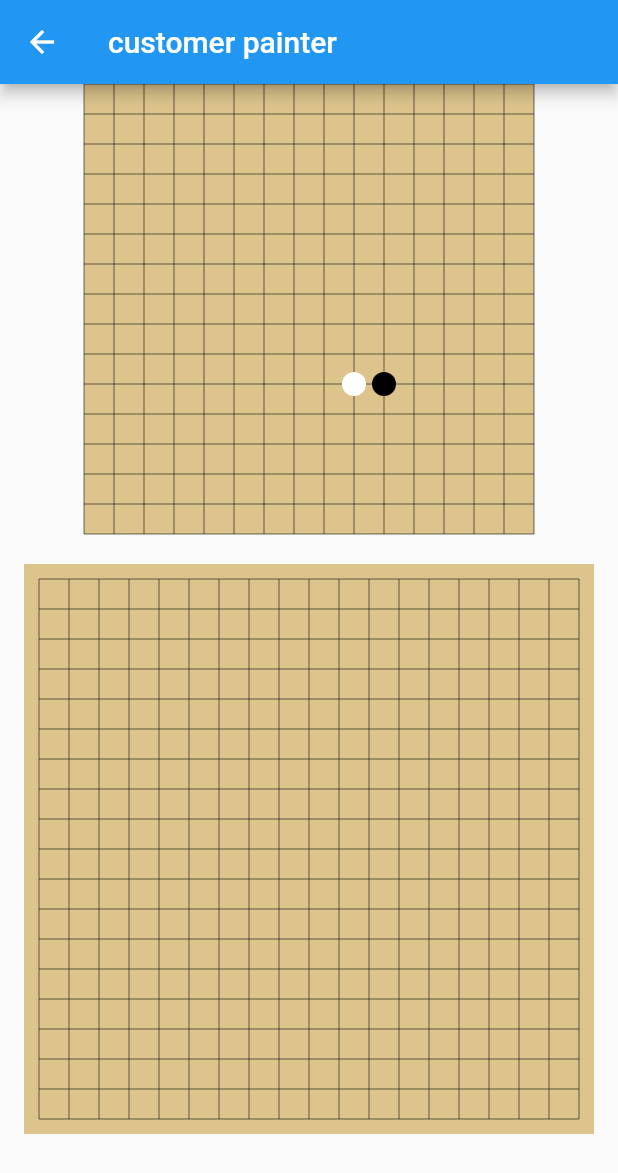
After one commit to ZGaoFei/study_flutter, a Flutter app: the CustomerTest screen opened by its route, on a phone screen of 412 x 824 dp. The commit adds this screen. Shown: the top 1173 px of the screen. Run offline on Flutter 3.47's test engine with Material 2 defaults, Android fonts, the phone set to English and light mode, and no system bars; our stand-ins replace webview_flutter.

Commit message:
添加CustomPaint学习

```diff
--- /dev/null
+++ b/lib/customer_widget/custom_paint/customer_painter_route.dart
@@ -0,0 +1,67 @@
+import 'package:flutter/material.dart';
+import 'package:flutter/widgets.dart';
+
+///使用CustomPaint绘制棋盘和棋子
+class CustomerPainterRoute extends StatelessWidget {
+  const CustomerPainterRoute({Key? key}) : super(key: key);
+
+  @override
+  Widget build(BuildContext context) {
+    return Center(
+        child: CustomPaint(
+      size: const Size(300, 300),
+      painter: MyPainter(),
+    ));
+  }
+}
+
+class MyPainter extends CustomPainter {
+  @override
+  void paint(Canvas canvas, Size size) {
+    var rect = Offset.zero & size;
+    //画棋盘
+    drawChessboard(canvas, rect);
+    //画棋子
+    drawPieces(canvas, rect);
+  }
+
+  @override
+  bool shouldRepaint(covariant CustomPainter oldDelegate) {
+    return false;
+  }
+
+  void drawChessboard(Canvas canvas, Rect rect) {
+    var paint = Paint()
+      ..color = const Color(0xFFDCC48C)
+      ..isAntiAlias = true
+      ..style = PaintingStyle.fill;
+
+    canvas.drawRect(rect, paint);
+
+    paint
+      ..color = Colors.black38
+      ..style = PaintingStyle.stroke
+      ..strokeWidth = 1.0;
+
+    for (int i = 0; i <= 15; i++) {
+      canvas.drawLine(Offset(0, 20.0 * i), Offset(300, 20.0 * i), paint);
+    }
+
+    for (int i = 0; i <= 15; i++) {
+      canvas.drawLine(Offset(20.0 * i, 0), Offset(20.0 * i, 300), paint);
+    }
+  }
+
+  void drawPieces(Canvas canvas, Rect rect) {
+    var width = rect.width / 15;
+    var height = rect.height / 15;
+
+    var paint = Paint()
+      ..color = Colors.black
+      ..style = PaintingStyle.fill;
+    canvas.drawCircle(Offset(10 * width, 10 * height), 8, paint);
+
+    paint.color = Colors.white;
+    canvas.drawCircle(Offset(9 * width, 10 * height), 8, paint);
+  }
+}
--- /dev/null
+++ b/lib/customer_widget/customer_test.dart
@@ -0,0 +1,28 @@
+import 'package:flutter/material.dart';
+import 'package:study_flutter/customer_widget/custom_paint/customer_painter_route.dart';
+import 'package:study_flutter/customer_widget/gobang/gobang.dart';
+
+class CustomerTest extends StatefulWidget {
+  const CustomerTest({ Key? key }) : super(key: key);
+
+  @override
+  State<CustomerTest> createState() => _CustomerTestState();
+}
+
+class _CustomerTestState extends State<CustomerTest> {
+  @override
+  Widget build(BuildContext context) {
+    return Scaffold(
+      appBar: AppBar(title: Text('customer painter'),),
+      body: Column(
+        children: [
+          CustomerPainterRoute(),
+
+          SizedBox(height: 20,),
+
+          Gobang(lines: 28),
+        ],
+      ),
+    );
+  }
+}
--- /dev/null
+++ b/lib/customer_widget/gobang/chess_board.dart
@@ -0,0 +1,63 @@
+import 'package:flutter/material.dart';
+
+class Chessboard extends StatelessWidget {
+  Chessboard({Key? key, this.space = 20, this.lines = 9}) : super(key: key);
+
+  double space = 20;
+
+  ///棋盘格数
+  int lines;
+
+  @override
+  Widget build(BuildContext context) {
+    var length = space * lines;
+    return Center(
+      child: CustomPaint(
+        size: Size(length, length),
+        painter: ChessboardPainter(space, lines, length),
+      ),
+    );
+  }
+}
+
+class ChessboardPainter extends CustomPainter {
+  ChessboardPainter(this.space, this.lines, this.height);
+
+  double space;
+  int lines;
+  double height;
+
+  @override
+  void paint(Canvas canvas, Size size) {
+    var rect = Offset.zero & size;
+
+    drawChessboard(canvas, rect);
+  }
+
+  @override
+  bool shouldRepaint(covariant CustomPainter oldDelegate) {
+    return false;
+  }
+
+  void drawChessboard(Canvas canvas, Rect rect) {
+    var paint = Paint()
+      ..color = const Color(0xFFDCC48C)
+      ..isAntiAlias = true
+      ..style = PaintingStyle.fill;
+
+    canvas.drawRect(rect, paint);
+
+    paint
+      ..color = Colors.black38
+      ..style = PaintingStyle.stroke
+      ..strokeWidth = 1.0;
+
+    for (int i = 0; i <= lines; i++) {
+      canvas.drawLine(Offset(0, space * i), Offset(height, space * i), paint);
+    }
+
+    for (int i = 0; i <= lines; i++) {
+      canvas.drawLine(Offset(space * i, 0), Offset(space * i, height), paint);
+    }
+  }
+}
--- /dev/null
+++ b/lib/customer_widget/gobang/gobang.dart
@@ -0,0 +1,129 @@
+import 'package:flutter/material.dart';
+import 'package:study_flutter/customer_widget/gobang/chess_board.dart';
+
+///五子棋
+///TODO: 可以接着添加五子棋相关的胜负规则判断
+class Gobang extends StatefulWidget {
+  Gobang({Key? key, required this.lines}) : super(key: key) {
+    ///行列数限制，最多18
+    lines = lines > 18 ? 18 : lines;
+  }
+
+  ///间距
+  static const double space = 20;
+
+  ///棋子的半径
+  static const double radius = 8;
+
+  ///棋盘格数
+  int lines;
+
+  @override
+  State<Gobang> createState() => _GobangState();
+}
+
+class _GobangState extends State<Gobang> {
+  double length = 0;
+
+  ///默认黑棋先下
+  bool change = false;
+
+  ///保存黑棋的落点位置
+  List<Offset> black = [];
+
+  ///保存白棋的落点位置
+  List<Offset> white = [];
+
+  @override
+  void initState() {
+    length = Gobang.space * (widget.lines + 1);
+
+    super.initState();
+  }
+
+  @override
+  Widget build(BuildContext context) {
+    return Container(
+      width: length,
+      height: length,
+      color: const Color(0xFFDCC48C),
+      child: GestureDetector(
+        // onTapUp: (details) => _onTapUp(details),
+        onTapDown: (details) => _onTapDown(details),
+        child: CustomPaint(
+          foregroundPainter: GobangPainter(widget.lines, black, white),
+          child: RepaintBoundary(
+              child: Chessboard(
+            lines: widget.lines,
+            space: Gobang.space,
+          )),
+        ),
+      ),
+    );
+  }
+
+  void _onTapDown(TapDownDetails details) {
+    ///(10, 10)
+    double start = Gobang.space / 2;
+
+    ///手指落点坐标
+    var localPosition = details.localPosition;
+    var dx = localPosition.dx;
+    var dy = localPosition.dy;
+
+    ///点位
+    var x = (dx - start) / Gobang.space;
+    var y = (dy - start) / Gobang.space;
+    var offset = Offset(
+        start + x.round() * Gobang.space, start + y.round() * Gobang.space);
+
+    ///此位置已经有的过滤掉
+    if (black.contains(offset) || white.contains(offset)) {
+      return;
+    }
+    if (change) {
+      black.add(offset);
+    } else {
+      white.add(offset);
+    }
+    change = !change;
+
+    setState(() {});
+  }
+}
+
+class GobangPainter extends CustomPainter {
+  GobangPainter(this.lines, this.black, this.white);
+
+  int lines;
+
+  ///保存黑棋的落点位置
+  List<Offset> black = [];
+
+  ///保存白棋的落点位置
+  List<Offset> white = [];
+
+  @override
+  void paint(Canvas canvas, Size size) {
+    drawPieces(canvas);
+  }
+
+  @override
+  bool shouldRepaint(covariant CustomPainter oldDelegate) {
+    return true;
+  }
+
+  void drawPieces(Canvas canvas) {
+    var paint = Paint()
+      ..color = Colors.black
+      ..style = PaintingStyle.fill;
+    for (var item in black) {
+      canvas.drawCircle(item, Gobang.radius, paint);
+    }
+
+    paint.color = Colors.white;
+    for (var item in white) {
+      canvas.drawCircle(item, Gobang.radius, paint);
+    }
+  }
+}
--- a/lib/routes.dart
+++ b/lib/routes.dart
@@ -1,6 +1,8 @@
 import 'package:flutter/material.dart';
 import 'package:study_flutter/animation/animation_widgets.dart';
 import 'package:study_flutter/animation/radial_expansion_demo.dart';
+import 'package:study_flutter/customer_widget/customer_test.dart';
+import 'package:study_flutter/customer_widget/gobang_test.dart';
 import 'package:study_flutter/item_main.dart';
 import 'package:study_flutter/list_view_listener/list_view_customer.dart';
 import 'package:study_flutter/list_view_listener/list_view_notification.dart';
@@ -13,6 +15,7 @@ import 'package:study_flutter/provider/test_provider/widget/future_provider_widg
 import 'package:study_flutter/provider/test_provider/widget/multi_provider_widget.dart';
 import 'package:study_flutter/provider/test_provider/widget/proxy_provider_widget.dart';
 import 'package:study_flutter/provider/test_provider/widget/stream_provider_widget.dart';
+import 'package:study_flutter/web_view/web_view_test.dart';
 
 Map<String, WidgetBuilder> getRoutes() {
   Map<String, WidgetBuilder> map = {};
@@ -32,6 +35,7 @@ List<List<Route>> getAllRoutes() {
     getListView(),
     getProviders(),
     getAnimationView(),
+    getCustomer(),
   ];
 }
 
@@ -53,6 +57,11 @@ List<Route> getTitles() {
     Route("provider_test", "Provider test",
         ItemMain(title: 'Provider', routes: getProviders()),
         color: Colors.lightBlue),
+
+    ///webview
+    Route("web_view_test", "WebView test", const WebViewTest()),
+
+    Route("customer_view", "Customer widget", ItemMain(title: 'Customer widget', routes: getCustomer())),
   ];
 }
 
@@ -102,6 +111,14 @@ List<Route> getProviders() {
   ];
 }
 
+///二级页listView标题
+List<Route> getCustomer() {
+  return [
+    Route("customer_widget", "Customer widget", const CustomerTest()),
+    Route("gobang", "Gobang", const GobangTest()),
+  ];
+}
+
 class Route {
   String scheme;
   String title;
```
Also changed, not shown: lib/customer_widget/gobang_test.dart (added, +14 -0 lines), lib/web_view/web_view_test.dart (added, +36 -0 lines), pubspec.yaml (+7 -0 lines), pubspec.lock, 6 other files.
